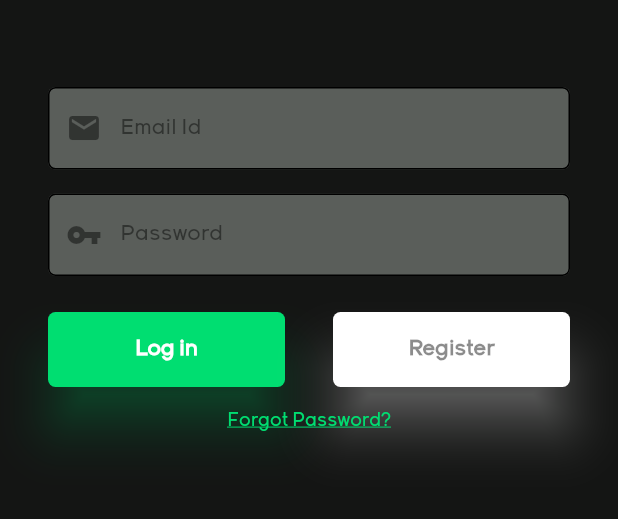
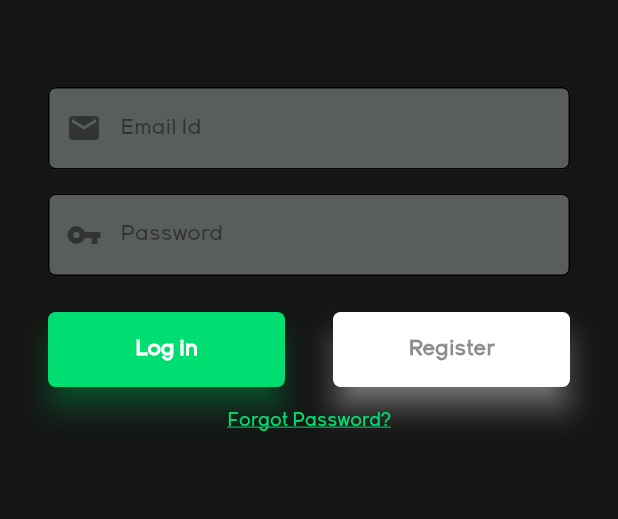
Before and after one commit to curiousyuvi/coder_status, a Flutter app: the screen it shows after launch, on a phone screen of 412 x 824 dp, the part 533-1052 px from its top. Run offline on Flutter 3.47's test engine with Material 2 defaults, Android fonts, the phone set to English and light mode, and no system bars; our stand-ins replace cloud_firestore, firebase_auth, firebase_core, firebase_storage, fluttertoast, image_cropper and 2 more; missing offline and left inert: email_auth; accounts and stored records are empty.

Commit message:
fixed button elevation and added FadeInImage

```diff
--- a/lib/components/myButton.dart
+++ b/lib/components/myButton.dart
@@ -26,9 +26,9 @@ class myButton extends StatelessWidget {
     return Padding(
       padding: const EdgeInsets.all(16.0),
       child: Material(
-        elevation: 15,
+        elevation: 8,
         color: buttoncolor,
-        shadowColor: buttoncolor.withOpacity(0.7),
+        shadowColor: buttoncolor,
         borderRadius: BorderRadius.circular(5),
         child: MaterialButton(
           onPressed: dofunction,
```
